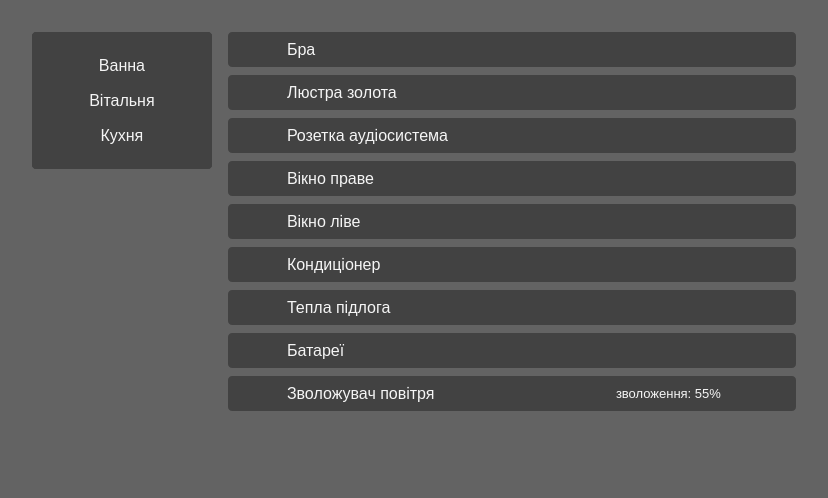
First picture: the form in rooms.ui, repository DanCher17/lmv1, before the edit.
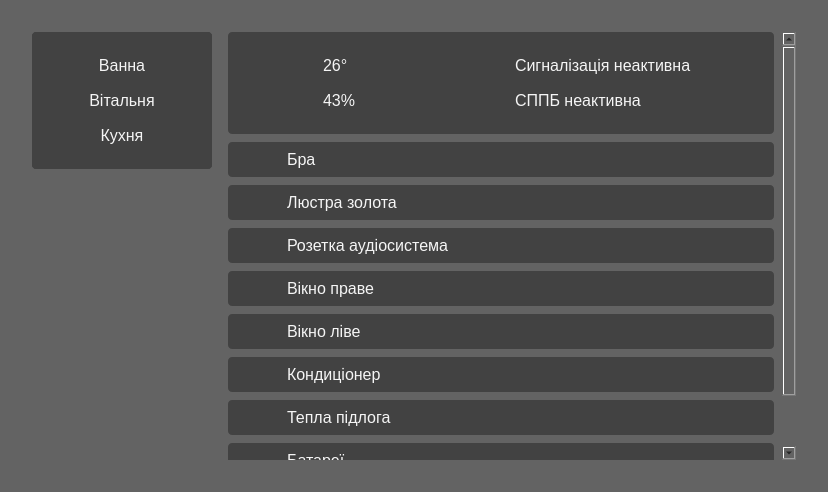
Second picture: the form after the edit. The open tabs and pages were chosen to show the change. Icons and pictures are not drawn.

Diff of the .ui file:
```diff
--- a/rooms.ui
+++ b/rooms.ui
@@ -7,7 +7,7 @@
     <x>0</x>
     <y>0</y>
     <width>828</width>
-    <height>498</height>
+    <height>492</height>
    </rect>
   </property>
   <property name="windowTitle">
@@ -214,12 +214,18 @@
       </layout>
      </widget>
      <widget class="QWidget" name="page_livingroom">
+      <property name="sizePolicy">
+       <sizepolicy hsizetype="Preferred" vsizetype="Preferred">
+        <horstretch>0</horstretch>
+        <verstretch>0</verstretch>
+       </sizepolicy>
+      </property>
       <property name="styleSheet">
        <string notr="true"/>
       </property>
       <layout class="QVBoxLayout" name="verticalLayout_3">
        <property name="spacing">
-        <number>8</number>
+        <number>0</number>
        </property>
        <property name="leftMargin">
         <number>0</number>
@@ -229,6 +235,39 @@
        </property>
        <property name="rightMargin">
         <number>0</number>
+       </property>
+       <property name="bottomMargin">
+        <number>0</number>
+       </property>
+       <item>
+        <widget class="QScrollArea" name="scrollArea_10">
+         <property name="frameShape">
+          <enum>QFrame::NoFrame</enum>
+         </property>
+         <property name="widgetResizable">
+          <bool>true</bool>
+         </property>
+         <widget class="QWidget" name="scrollAreaWidgetContents_11">
+          <property name="geometry">
+           <rect>
+            <x>0</x>
+            <y>0</y>
+            <width>549</width>
+            <height>497</height>
+           </rect>
+          </property>
+          <layout class="QVBoxLayout" name="verticalLayout_7">
+           <property name="spacing">
+            <number>8</number>
+           </property>
+           <property name="leftMargin">
+            <number>0</number>
+           </property>
+           <property name="topMargin">
+            <number>0</number>
+           </property>
+           <property name="rightMargin">
+            <number>8</number>
        </property>
        <property name="bottomMargin">
         <number>0</number>
@@ -236,7 +275,7 @@
        <item>
         <widget class="QWidget" name="widget" native="true">
          <property name="sizePolicy">
-          <sizepolicy hsizetype="Preferred" vsizetype="Fixed">
+              <sizepolicy hsizetype="Preferred" vsizetype="Preferred">
            <horstretch>0</horstretch>
            <verstretch>0</verstretch>
           </sizepolicy>
@@ -247,23 +286,26 @@
 background: #424242;
 }</string>
          </property>
-         <layout class="QHBoxLayout" name="horizontalLayout_2">
-          <property name="spacing">
-           <number>0</number>
-          </property>
+             <layout class="QGridLayout" name="gridLayout_7">
           <property name="leftMargin">
-           <number>0</number>
+               <number>28</number>
           </property>
           <property name="topMargin">
-           <number>0</number>
+               <number>16</number>
           </property>
           <property name="rightMargin">
            <number>8</number>
           </property>
           <property name="bottomMargin">
+               <number>16</number>
+              </property>
+              <property name="horizontalSpacing">
+               <number>8</number>
+              </property>
+              <property name="verticalSpacing">
            <number>0</number>
           </property>
-          <item>
+              <item row="0" column="0">
            <widget class="QPushButton" name="pushButton_3">
             <property name="sizePolicy">
              <sizepolicy hsizetype="Fixed" vsizetype="Fixed">
@@ -292,23 +334,7 @@
             </property>
            </widget>
           </item>
-          <item>
-           <widget class="QPushButton" name="pushButton_5">
-            <property name="sizePolicy">
-             <sizepolicy hsizetype="Preferred" vsizetype="Preferred">
-              <horstretch>0</horstretch>
-              <verstretch>0</verstretch>
-             </sizepolicy>
-            </property>
-            <property name="styleSheet">
-             <string notr="true">padding-left: 0px;</string>
-            </property>
-            <property name="text">
-             <string>Бра</string>
-            </property>
-           </widget>
-          </item>
-          <item>
+              <item row="0" column="3">
            <widget class="QPushButton" name="pushButton_9">
             <property name="sizePolicy">
              <sizepolicy hsizetype="Fixed" vsizetype="Fixed">
@@ -316,14 +342,301 @@
               <verstretch>0</verstretch>
              </sizepolicy>
             </property>
+                <property name="styleSheet">
+                 <string notr="true">padding-left: 0px;</string>
+                </property>
+                <property name="text">
+                 <string>Сигналізація неактивна</string>
+                </property>
+               </widget>
+              </item>
+              <item row="1" column="0">
+               <widget class="QPushButton" name="pushButton_23">
+                <property name="sizePolicy">
+                 <sizepolicy hsizetype="Fixed" vsizetype="Fixed">
+                  <horstretch>0</horstretch>
+                  <verstretch>0</verstretch>
+                 </sizepolicy>
+                </property>
+                <property name="cursor">
+                 <cursorShape>PointingHandCursor</cursorShape>
+                </property>
+                <property name="styleSheet">
+                 <string notr="true">padding: 0 8px;</string>
+                </property>
             <property name="text">
              <string/>
             </property>
-           </widget>
-          </item>
-          <item>
+                <property name="icon">
+                 <iconset resource="images.qrc">
+                  <normaloff>:/img/humidity.png</normaloff>:/img/humidity.png</iconset>
+                </property>
+                <property name="iconSize">
+                 <size>
+                  <width>20</width>
+                  <height>20</height>
+                 </size>
+                </property>
+               </widget>
+              </item>
+              <item row="1" column="1">
+               <widget class="QPushButton" name="pushButton_116">
+                <property name="sizePolicy">
+                 <sizepolicy hsizetype="Preferred" vsizetype="Preferred">
+                  <horstretch>0</horstretch>
+                  <verstretch>0</verstretch>
+                 </sizepolicy>
+                </property>
+                <property name="styleSheet">
+                 <string notr="true">padding-left: 0px;</string>
+                </property>
+                <property name="text">
+                 <string>43%</string>
+                </property>
+               </widget>
+              </item>
+              <item row="0" column="1">
+               <widget class="QPushButton" name="pushButton_5">
+                <property name="sizePolicy">
+                 <sizepolicy hsizetype="Preferred" vsizetype="Preferred">
+                  <horstretch>0</horstretch>
+                  <verstretch>0</verstretch>
+                 </sizepolicy>
+                </property>
+                <property name="styleSheet">
+                 <string notr="true">padding-left: 0px;</string>
+                </property>
+                <property name="text">
+                 <string>26°</string>
+                </property>
+               </widget>
+              </item>
+              <item row="0" column="2">
            <widget class="QPushButton" name="pushButton_4">
             <property name="sizePolicy">
+                 <sizepolicy hsizetype="Fixed" vsizetype="Fixed">
+                  <horstretch>0</horstretch>
+                  <verstretch>0</verstretch>
+                 </sizepolicy>
+                </property>
+                <property name="cursor">
+                 <cursorShape>PointingHandCursor</cursorShape>
+                </property>
+                <property name="styleSheet">
+                 <string notr="true">padding: 0px 4px;</string>
+                </property>
+                <property name="text">
+                 <string/>
+                </property>
+                <property name="icon">
+                 <iconset resource="images.qrc">
+                  <normaloff>:/img/unsafe.png</normaloff>:/img/unsafe.png</iconset>
+                </property>
+                <property name="iconSize">
+                 <size>
+                  <width>20</width>
+                  <height>20</height>
+                 </size>
+                </property>
+               </widget>
+              </item>
+              <item row="1" column="3">
+               <widget class="QPushButton" name="pushButton_117">
+                <property name="sizePolicy">
+                 <sizepolicy hsizetype="Fixed" vsizetype="Fixed">
+                  <horstretch>0</horstretch>
+                  <verstretch>0</verstretch>
+                 </sizepolicy>
+                </property>
+                <property name="styleSheet">
+                 <string notr="true">padding-left: 0px;</string>
+                </property>
+                <property name="text">
+                 <string>СППБ неактивна</string>
+                </property>
+               </widget>
+              </item>
+              <item row="0" column="4">
+               <widget class="QPushButton" name="pushButton_118">
+                <property name="sizePolicy">
+                 <sizepolicy hsizetype="Fixed" vsizetype="Preferred">
+                  <horstretch>0</horstretch>
+                  <verstretch>0</verstretch>
+                 </sizepolicy>
+                </property>
+                <property name="cursor">
+                 <cursorShape>PointingHandCursor</cursorShape>
+                </property>
+                <property name="styleSheet">
+                 <string notr="true">padding: 0px 4px;</string>
+                </property>
+                <property name="text">
+                 <string/>
+                </property>
+                <property name="icon">
+                 <iconset resource="images.qrc">
+                  <normaloff>:/img/cog.svg</normaloff>:/img/cog.svg</iconset>
+                </property>
+                <property name="iconSize">
+                 <size>
+                  <width>20</width>
+                  <height>20</height>
+                 </size>
+                </property>
+               </widget>
+              </item>
+              <item row="1" column="4">
+               <widget class="QPushButton" name="pushButton_119">
+                <property name="sizePolicy">
+                 <sizepolicy hsizetype="Fixed" vsizetype="Preferred">
+                  <horstretch>0</horstretch>
+                  <verstretch>0</verstretch>
+                 </sizepolicy>
+                </property>
+                <property name="cursor">
+                 <cursorShape>PointingHandCursor</cursorShape>
+                </property>
+                <property name="styleSheet">
+                 <string notr="true">padding: 0px 4px;</string>
+                </property>
+                <property name="text">
+                 <string/>
+                </property>
+                <property name="icon">
+                 <iconset resource="images.qrc">
+                  <normaloff>:/img/cog.svg</normaloff>:/img/cog.svg</iconset>
+                </property>
+                <property name="iconSize">
+                 <size>
+                  <width>20</width>
+                  <height>20</height>
+                 </size>
+                </property>
+               </widget>
+              </item>
+              <item row="1" column="2">
+               <widget class="QPushButton" name="pushButton_120">
+                <property name="sizePolicy">
+                 <sizepolicy hsizetype="Fixed" vsizetype="Fixed">
+                  <horstretch>0</horstretch>
+                  <verstretch>0</verstretch>
+                 </sizepolicy>
+                </property>
+                <property name="cursor">
+                 <cursorShape>PointingHandCursor</cursorShape>
+                </property>
+                <property name="styleSheet">
+                 <string notr="true">padding: 0px 4px;</string>
+                </property>
+                <property name="text">
+                 <string/>
+                </property>
+                <property name="icon">
+                 <iconset resource="images.qrc">
+                  <normaloff>:/img/fire.png</normaloff>:/img/fire.png</iconset>
+                </property>
+                <property name="iconSize">
+                 <size>
+                  <width>20</width>
+                  <height>20</height>
+                 </size>
+                </property>
+               </widget>
+              </item>
+             </layout>
+            </widget>
+           </item>
+           <item>
+            <widget class="QWidget" name="widget_9" native="true">
+             <property name="sizePolicy">
+              <sizepolicy hsizetype="Preferred" vsizetype="Fixed">
+               <horstretch>0</horstretch>
+               <verstretch>0</verstretch>
+              </sizepolicy>
+             </property>
+             <property name="styleSheet">
+              <string notr="true">QWidget {
+border-radius: 4px;
+background: #424242;
+}</string>
+             </property>
+             <layout class="QHBoxLayout" name="horizontalLayout_5">
+              <property name="spacing">
+               <number>0</number>
+              </property>
+              <property name="leftMargin">
+               <number>0</number>
+              </property>
+              <property name="topMargin">
+               <number>0</number>
+              </property>
+              <property name="rightMargin">
+               <number>8</number>
+              </property>
+              <property name="bottomMargin">
+               <number>0</number>
+              </property>
+              <item>
+               <widget class="QPushButton" name="pushButton_6">
+                <property name="sizePolicy">
+                 <sizepolicy hsizetype="Fixed" vsizetype="Fixed">
+                  <horstretch>0</horstretch>
+                  <verstretch>0</verstretch>
+                 </sizepolicy>
+                </property>
+                <property name="cursor">
+                 <cursorShape>PointingHandCursor</cursorShape>
+                </property>
+                <property name="styleSheet">
+                 <string notr="true">padding: 0 8px;</string>
+                </property>
+                <property name="text">
+                 <string/>
+                </property>
+                <property name="icon">
+                 <iconset resource="images.qrc">
+                  <normaloff>:/img/on.png</normaloff>:/img/on.png</iconset>
+                </property>
+                <property name="iconSize">
+                 <size>
+                  <width>20</width>
+                  <height>20</height>
+                 </size>
+                </property>
+               </widget>
+              </item>
+              <item>
+               <widget class="QPushButton" name="pushButton_7">
+                <property name="sizePolicy">
+                 <sizepolicy hsizetype="Preferred" vsizetype="Preferred">
+                  <horstretch>0</horstretch>
+                  <verstretch>0</verstretch>
+                 </sizepolicy>
+                </property>
+                <property name="styleSheet">
+                 <string notr="true">padding-left: 0px;</string>
+                </property>
+                <property name="text">
+                 <string>Бра</string>
+                </property>
+               </widget>
+              </item>
+              <item>
+               <widget class="QPushButton" name="pushButton_20">
+                <property name="sizePolicy">
+                 <sizepolicy hsizetype="Fixed" vsizetype="Fixed">
+                  <horstretch>0</horstretch>
+                  <verstretch>0</verstretch>
+                 </sizepolicy>
+                </property>
+                <property name="text">
+                 <string/>
+                </property>
+               </widget>
+              </item>
+              <item>
+               <widget class="QPushButton" name="pushButton_22">
+                <property name="sizePolicy">
              <sizepolicy hsizetype="Fixed" vsizetype="Preferred">
               <horstretch>0</horstretch>
               <verstretch>0</verstretch>
@@ -1337,6 +1650,10 @@
        </item>
       </layout>
      </widget>
+        </widget>
+       </item>
+      </layout>
+     </widget>
      <widget class="QWidget" name="page_lamp">
       <layout class="QGridLayout" name="gridLayout">
        <property name="leftMargin">
```
Left out of the diff: 32 changed lines with no effect on the pictures. Lines whose indentation alone changed are shown as unchanged.
